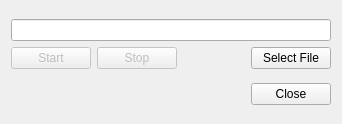
This is Libretro/mgba/src/platform/qt/GIFView.ui in kiddreads/Avalon-copy2 as Qt 5 draws it before an edit. The edited form follows.
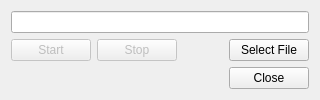
This is the edited form.

Commit message: Qt: Fix windows being resizable when they shouldn't have been

```diff
--- a/Libretro/mgba/src/platform/qt/GIFView.ui
+++ b/Libretro/mgba/src/platform/qt/GIFView.ui
@@ -14,6 +14,9 @@
    <string>Record GIF</string>
   </property>
   <layout class="QVBoxLayout" name="verticalLayout">
+   <property name="sizeConstraint">
+    <enum>QLayout::SetFixedSize</enum>
+   </property>
    <item>
     <layout class="QGridLayout" name="gridLayout">
      <item row="1" column="0">
```
The commit also changes 4 other files.
